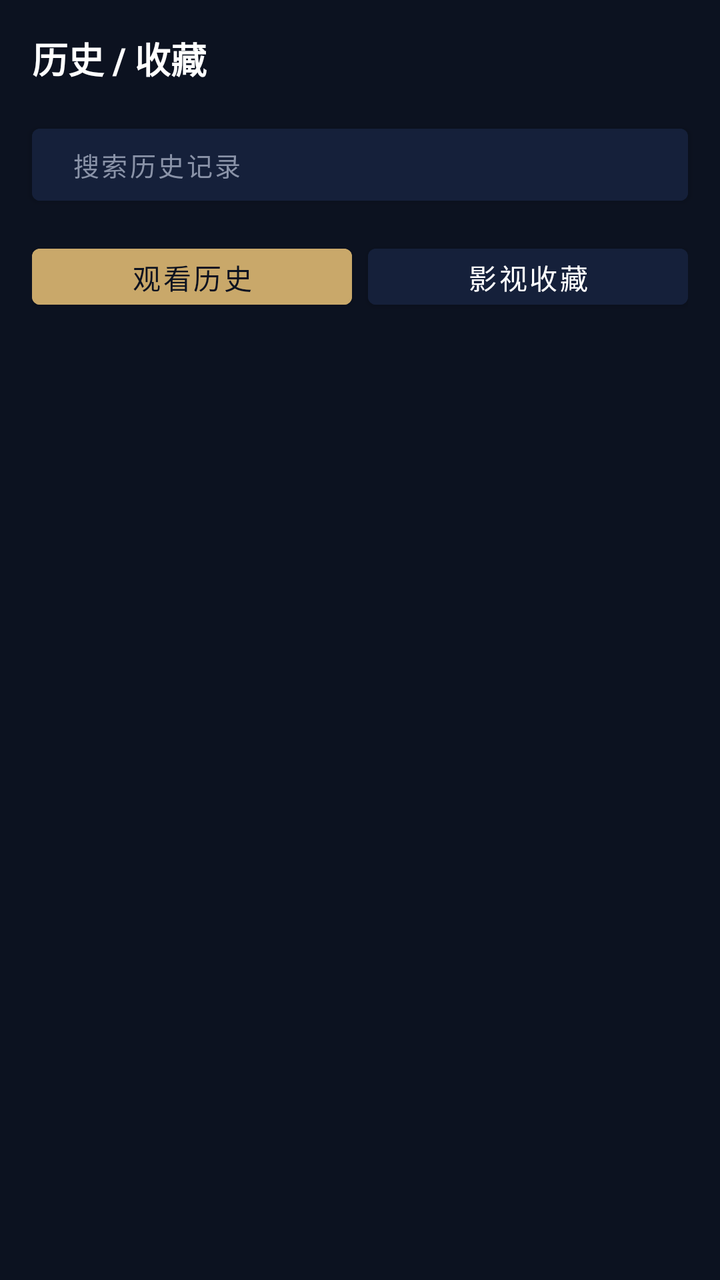
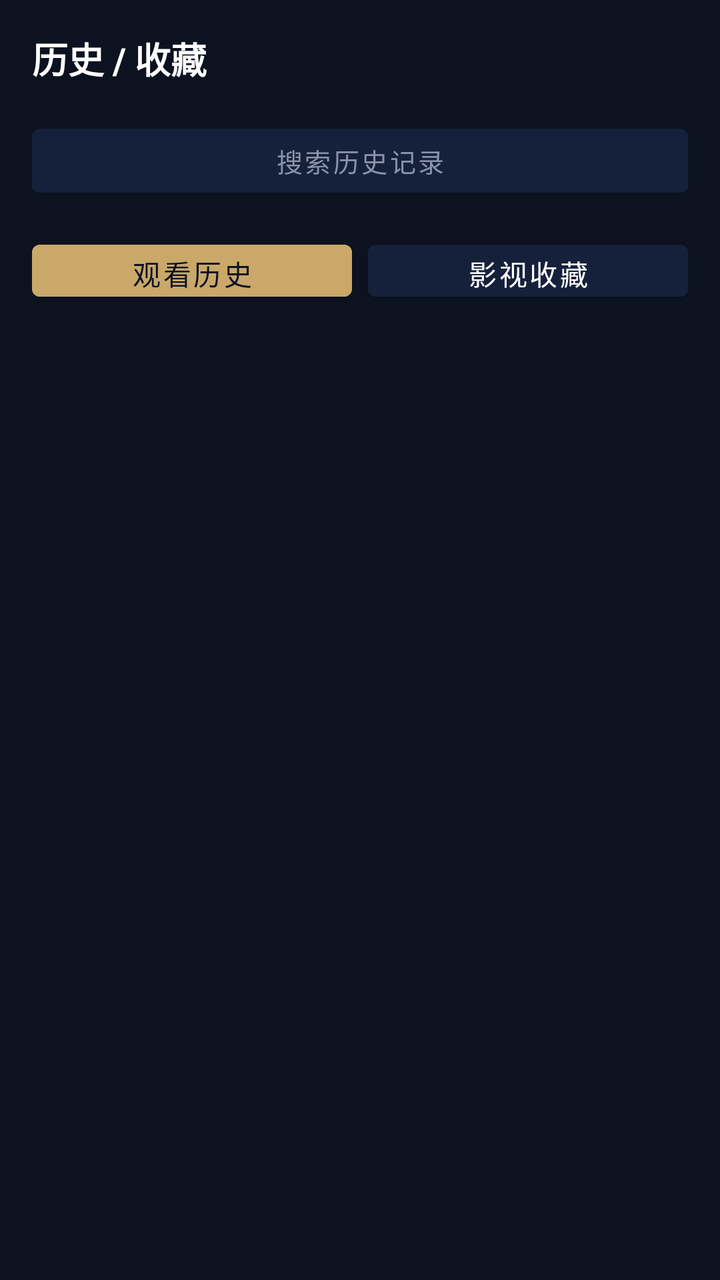

The first picture is an Android layout as it rendered before a commit; the second is the same layout after the commit. The layout source and the unified diff follow.
<!-- AndroidManifest.xml: application theme Theme.PymediaBox -->
<!-- res/layout/fragment_history.xml -->
<?xml version="1.0" encoding="utf-8"?>
<LinearLayout xmlns:android="http://schemas.android.com/apk/res/android"
    xmlns:app="http://schemas.android.com/apk/res-auto"
    android:layout_width="match_parent"
    android:layout_height="match_parent"
    android:orientation="vertical"
    android:background="@color/black">

    <TextView
        android:layout_width="match_parent"
        android:layout_height="wrap_content"
        android:padding="16dp"
        android:text="历史 / 收藏"
        android:textColor="@color/white"
        android:textSize="18sp"
        android:textStyle="bold" />

    
    <com.google.android.material.button.MaterialButton
        android:id="@+id/btn_search_hist"
        android:layout_width="match_parent"
        android:layout_height="48dp"
        android:layout_marginStart="16dp"
        android:layout_marginEnd="16dp"
        android:layout_marginBottom="12dp"
        android:gravity="start|center_vertical"
        android:paddingStart="20dp"
        android:text="搜索历史记录"
        android:backgroundTint="@color/card_bg"
        android:textColor="@color/text_secondary"
        android:textSize="13sp" />

    
    <LinearLayout
        android:layout_width="match_parent"
        android:layout_height="wrap_content"
        android:orientation="horizontal"
        android:paddingStart="16dp"
        android:paddingEnd="16dp"
        android:paddingBottom="12dp">

        <com.google.android.material.button.MaterialButton
            android:id="@+id/btn_tab_hist"
            android:layout_width="0dp"
            android:layout_height="40dp"
            android:layout_weight="1"
            android:layout_marginEnd="4dp"
            android:text="观看历史"
            android:backgroundTint="@color/accent"
            android:textColor="@color/black" />

        <com.google.android.material.button.MaterialButton
            android:id="@+id/btn_tab_fav"
            android:layout_width="0dp"
            android:layout_height="40dp"
            android:layout_weight="1"
            android:layout_marginStart="4dp"
            android:text="影视收藏"
            android:backgroundTint="@color/card_bg"
            android:textColor="@color/white" />
    </LinearLayout>

    <TextView
        android:id="@+id/tv_hist_empty"
        android:layout_width="match_parent"
        android:layout_height="wrap_content"
        android:padding="32dp"
        android:gravity="center"
        android:text="没有更多数据"
        android:textColor="@color/text_secondary"
        android:textSize="14sp"
        android:visibility="gone" />

    <androidx.recyclerview.widget.RecyclerView
        android:id="@+id/recycler_hist"
        android:layout_width="match_parent"
        android:layout_height="0dp"
        android:layout_weight="1"
        android:clipToPadding="false"
        android:padding="8dp" />
</LinearLayout>
<!-- resources referenced by this layout -->
<resources>
  <color name="accent">#FFC9A86A</color>
  <color name="black">#FF0C1220</color>
  <color name="card_bg">#FF15203A</color>
  <color name="text_secondary">#FF8A93A8</color>
  <color name="white">#FFFFFFFF</color>
  <style name="Theme.PymediaBox" parent="Theme.MaterialComponents.NoActionBar">
          <item name="colorPrimary">@color/primary</item>
          <item name="colorSecondary">@color/accent</item>
          <item name="colorAccent">@color/accent</item>
          <item name="android:windowBackground">@color/black</item>
          <item name="android:statusBarColor">@color/black</item>
          <item name="android:navigationBarColor">@color/black</item>
      </style>
  <color name="primary">#FF101828</color>
</resources>

<!-- the commit's change to res/layout/fragment_history.xml (unified diff, before → after) -->
@@ -19,12 +19,11 @@
     <com.google.android.material.button.MaterialButton
         android:id="@+id/btn_search_hist"
         android:layout_width="match_parent"
-        android:layout_height="48dp"
+        android:layout_height="44dp"
         android:layout_marginStart="16dp"
         android:layout_marginEnd="16dp"
-        android:layout_marginBottom="12dp"
-        android:gravity="start|center_vertical"
-        android:paddingStart="20dp"
+        android:layout_marginBottom="14dp"
+        android:gravity="center"
         android:text="搜索历史记录"
         android:backgroundTint="@color/card_bg"
         android:textColor="@color/text_secondary"
@@ -42,7 +41,7 @@
         <com.google.android.material.button.MaterialButton
             android:id="@+id/btn_tab_hist"
             android:layout_width="0dp"
-            android:layout_height="40dp"
+            android:layout_height="38dp"
             android:layout_weight="1"
             android:layout_marginEnd="4dp"
             android:text="观看历史"
@@ -52,7 +51,7 @@
         <com.google.android.material.button.MaterialButton
             android:id="@+id/btn_tab_fav"
             android:layout_width="0dp"
-            android:layout_height="40dp"
+            android:layout_height="38dp"
             android:layout_weight="1"
             android:layout_marginStart="4dp"
             android:text="影视收藏"
@@ -60,17 +59,7 @@
             android:textColor="@color/white" />
     </LinearLayout>
 
-    <TextView
-        android:id="@+id/tv_hist_empty"
-        android:layout_width="match_parent"
-        android:layout_height="wrap_content"
-        android:padding="32dp"
-        android:gravity="center"
-        android:text="没有更多数据"
-        android:textColor="@color/text_secondary"
-        android:textSize="14sp"
-        android:visibility="gone" />
-
+    
     <androidx.recyclerview.widget.RecyclerView
         android:id="@+id/recycler_hist"
         android:layout_width="match_parent"
@@ -78,4 +67,15 @@
         android:layout_weight="1"
         android:clipToPadding="false"
         android:padding="8dp" />
+
+    <TextView
+        android:id="@+id/tv_hist_empty"
+        android:layout_width="match_parent"
+        android:layout_height="wrap_content"
+        android:padding="28dp"
+        android:gravity="center"
+        android:text="没有更多数据"
+        android:textColor="@color/text_secondary"
+        android:textSize="14sp"
+        android:visibility="gone" />
 </LinearLayout>
